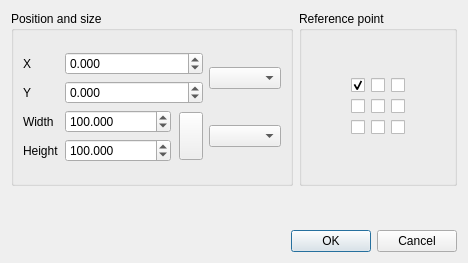
qgis/QGIS, file src/ui/layout/qgslayoutnewitemproperties.ui: the form before one commit.
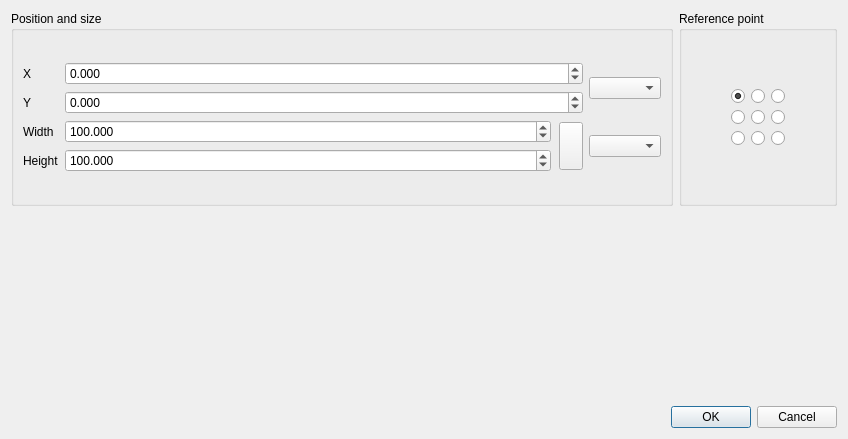
The form after the commit. Custom widgets are drawn as their Qt base class.

What changed in the file:
```diff
--- a/src/ui/layout/qgslayoutnewitemproperties.ui
+++ b/src/ui/layout/qgslayoutnewitemproperties.ui
@@ -6,8 +6,8 @@
    <rect>
     <x>0</x>
     <y>0</y>
-    <width>468</width>
-    <height>263</height>
+    <width>848</width>
+    <height>439</height>
    </rect>
   </property>
   <property name="windowTitle">
@@ -35,34 +35,24 @@
       </item>
       <item row="1" column="1">
        <layout class="QGridLayout" name="gridLayout">
+        <item row="0" column="0">
+         <widget class="QRadioButton" name="mUpperLeftRadioButton">
+          <property name="sizePolicy">
+           <sizepolicy hsizetype="Fixed" vsizetype="Fixed">
+            <horstretch>0</horstretch>
+            <verstretch>0</verstretch>
+           </sizepolicy>
+          </property>
+          <property name="text">
+           <string/>
+          </property>
+          <property name="checked">
+           <bool>true</bool>
+          </property>
+         </widget>
+        </item>
         <item row="0" column="1">
-         <widget class="QCheckBox" name="mUpperMiddleCheckBox">
-          <property name="sizePolicy">
-           <sizepolicy hsizetype="Fixed" vsizetype="Fixed">
-            <horstretch>0</horstretch>
-            <verstretch>0</verstretch>
-           </sizepolicy>
-          </property>
-          <property name="text">
-           <string/>
-          </property>
-         </widget>
-        </item>
-        <item row="1" column="2">
-         <widget class="QCheckBox" name="mMiddleRightCheckBox">
-          <property name="sizePolicy">
-           <sizepolicy hsizetype="Fixed" vsizetype="Fixed">
-            <horstretch>0</horstretch>
-            <verstretch>0</verstretch>
-           </sizepolicy>
-          </property>
-          <property name="text">
-           <string/>
-          </property>
-         </widget>
-        </item>
-        <item row="1" column="1">
-         <widget class="QCheckBox" name="mMiddleCheckBox">
+         <widget class="QRadioButton" name="mUpperMiddleRadioButton">
           <property name="sizePolicy">
            <sizepolicy hsizetype="Fixed" vsizetype="Fixed">
             <horstretch>0</horstretch>
@@ -75,7 +65,7 @@
          </widget>
         </item>
         <item row="0" column="2">
-         <widget class="QCheckBox" name="mUpperRightCheckBox">
+         <widget class="QRadioButton" name="mUpperRightRadioButton">
           <property name="sizePolicy">
            <sizepolicy hsizetype="Fixed" vsizetype="Fixed">
             <horstretch>0</horstretch>
@@ -87,8 +77,34 @@
           </property>
          </widget>
         </item>
-        <item row="2" column="1">
-         <widget class="QCheckBox" name="mLowerMiddleCheckBox">
+        <item row="1" column="0">
+         <widget class="QRadioButton" name="mMiddleLeftRadioButton">
+          <property name="sizePolicy">
+           <sizepolicy hsizetype="Fixed" vsizetype="Fixed">
+            <horstretch>0</horstretch>
+            <verstretch>0</verstretch>
+           </sizepolicy>
+          </property>
+          <property name="text">
+           <string/>
+          </property>
+         </widget>
+        </item>
+        <item row="1" column="1">
+         <widget class="QRadioButton" name="mMiddleRadioButton">
+          <property name="sizePolicy">
+           <sizepolicy hsizetype="Fixed" vsizetype="Fixed">
+            <horstretch>0</horstretch>
+            <verstretch>0</verstretch>
+           </sizepolicy>
+          </property>
+          <property name="text">
+           <string/>
+          </property>
+         </widget>
+        </item>
+        <item row="1" column="2">
+         <widget class="QRadioButton" name="mMiddleRightRadioButton">
           <property name="sizePolicy">
            <sizepolicy hsizetype="Fixed" vsizetype="Fixed">
             <horstretch>0</horstretch>
@@ -101,7 +117,7 @@
          </widget>
         </item>
         <item row="2" column="2">
-         <widget class="QCheckBox" name="mLowerRightCheckBox">
+         <widget class="QRadioButton" name="mLowerRightRadioButton">
           <property name="sizePolicy">
            <sizepolicy hsizetype="Fixed" vsizetype="Fixed">
             <horstretch>0</horstretch>
@@ -113,8 +129,8 @@
           </property>
          </widget>
         </item>
-        <item row="0" column="0">
-         <widget class="QCheckBox" name="mUpperLeftCheckBox">
+        <item row="2" column="1">
+         <widget class="QRadioButton" name="mLowerMiddleRadioButton">
           <property name="sizePolicy">
            <sizepolicy hsizetype="Fixed" vsizetype="Fixed">
             <horstretch>0</horstretch>
@@ -124,26 +140,10 @@
           <property name="text">
            <string/>
           </property>
-          <property name="checked">
-           <bool>true</bool>
-          </property>
          </widget>
         </item>
         <item row="2" column="0">
-         <widget class="QCheckBox" name="mLowerLeftCheckBox">
-          <property name="sizePolicy">
-           <sizepolicy hsizetype="Fixed" vsizetype="Fixed">
-            <horstretch>0</horstretch>
-            <verstretch>0</verstretch>
-           </sizepolicy>
-          </property>
-          <property name="text">
-           <string/>
-          </property>
-         </widget>
-        </item>
-        <item row="1" column="0">
-         <widget class="QCheckBox" name="mMiddleLeftCheckBox">
+         <widget class="QRadioButton" name="mLowerLeftRadioButton">
           <property name="sizePolicy">
            <sizepolicy hsizetype="Fixed" vsizetype="Fixed">
             <horstretch>0</horstretch>
@@ -380,17 +380,17 @@
   </layout>
  </widget>
  <customwidgets>
+  <customwidget>
+   <class>QgsDoubleSpinBox</class>
+   <extends>QDoubleSpinBox</extends>
+   <header>qgsdoublespinbox.h</header>
+  </customwidget>
   <customwidget>
    <class>QgsRatioLockButton</class>
    <extends>QToolButton</extends>
    <header>qgsratiolockbutton.h</header>
    <container>1</container>
   </customwidget>
-  <customwidget>
-   <class>QgsDoubleSpinBox</class>
-   <extends>QDoubleSpinBox</extends>
-   <header>qgsdoublespinbox.h</header>
-  </customwidget>
   <customwidget>
    <class>QgsLayoutUnitsComboBox</class>
    <extends>QComboBox</extends>
```
Left out of the diff: 18 changed lines with no effect on the pictures.
